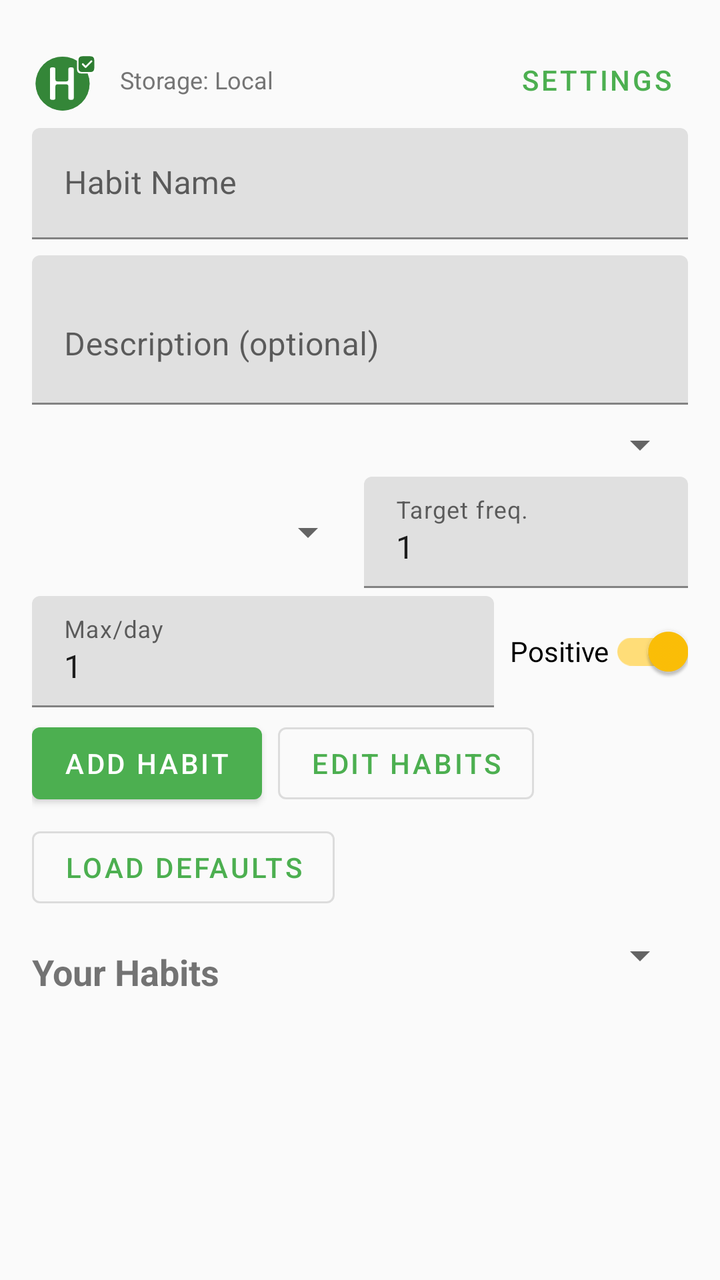
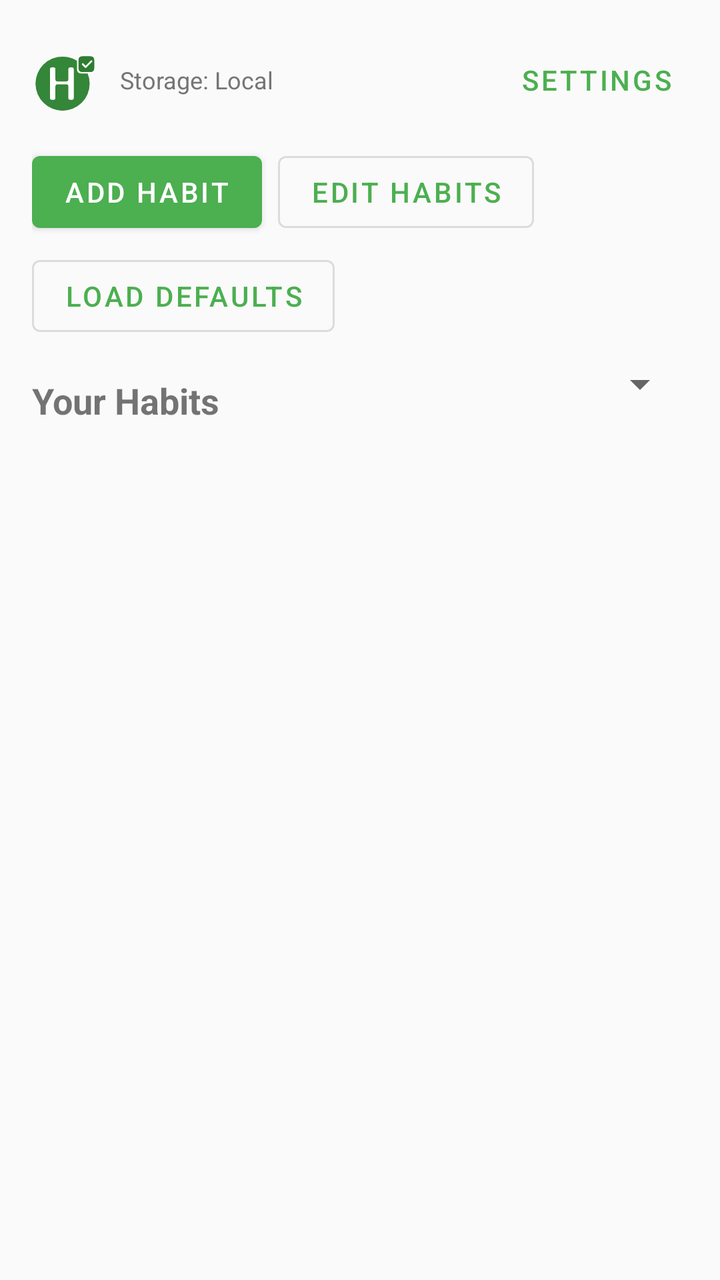

Screens rendered from an Android XML layout before and after an edit, with the pre-edit source and the edit as a unified diff.
<!-- AndroidManifest.xml: application theme Theme.HabitEvaluator -->
<!-- res/layout/activity_main.xml -->
<?xml version="1.0" encoding="utf-8"?>
<androidx.constraintlayout.widget.ConstraintLayout xmlns:android="http://schemas.android.com/apk/res/android"
    xmlns:app="http://schemas.android.com/apk/res-auto"
    xmlns:tools="http://schemas.android.com/tools"
    android:layout_width="match_parent"
    android:layout_height="match_parent"
    android:padding="16dp"
    tools:context=".MainActivity">

    <LinearLayout
        android:id="@+id/toolbarLayout"
        android:layout_width="0dp"
        android:layout_height="wrap_content"
        android:orientation="horizontal"
        android:gravity="center_vertical"
        app:layout_constraintEnd_toEndOf="parent"
        app:layout_constraintStart_toStartOf="parent"
        app:layout_constraintTop_toTopOf="parent">

        <ImageView
            android:id="@+id/appLogo"
            android:layout_width="36dp"
            android:layout_height="36dp"
            android:src="@drawable/ic_launcher"
            android:contentDescription="@string/app_name" />

        <TextView
            android:id="@+id/storageModeText"
            android:layout_width="0dp"
            android:layout_height="wrap_content"
            android:layout_weight="1"
            android:layout_marginStart="8dp"
            android:text="@string/storage_mode_local"
            android:textSize="12sp"
            android:textColor="@color/text_secondary" />

        <com.google.android.material.button.MaterialButton
            android:id="@+id/settingsButton"
            android:layout_width="wrap_content"
            android:layout_height="wrap_content"
            android:text="@string/settings"
            style="@style/Widget.MaterialComponents.Button.TextButton" />
    </LinearLayout>

    <com.google.android.material.textfield.TextInputLayout
        android:id="@+id/habitNameLayout"
        android:layout_width="0dp"
        android:layout_height="wrap_content"
        android:hint="@string/habit_name_hint"
        app:layout_constraintEnd_toEndOf="parent"
        app:layout_constraintStart_toStartOf="parent"
        app:layout_constraintTop_toBottomOf="@id/toolbarLayout">

        <com.google.android.material.textfield.TextInputEditText
            android:id="@+id/habitNameInput"
            android:layout_width="match_parent"
            android:layout_height="wrap_content"
            android:inputType="text" />
    </com.google.android.material.textfield.TextInputLayout>

    <com.google.android.material.textfield.TextInputLayout
        android:id="@+id/habitDescriptionLayout"
        android:layout_width="0dp"
        android:layout_height="wrap_content"
        android:layout_marginTop="8dp"
        android:hint="@string/habit_description_hint"
        app:layout_constraintEnd_toEndOf="parent"
        app:layout_constraintStart_toStartOf="parent"
        app:layout_constraintTop_toBottomOf="@id/habitNameLayout">

        <com.google.android.material.textfield.TextInputEditText
            android:id="@+id/habitDescriptionInput"
            android:layout_width="match_parent"
            android:layout_height="wrap_content"
            android:inputType="textMultiLine"
            android:minLines="2" />
    </com.google.android.material.textfield.TextInputLayout>

    <Spinner
        android:id="@+id/categorySpinner"
        android:layout_width="0dp"
        android:layout_height="wrap_content"
        android:layout_marginTop="8dp"
        app:layout_constraintEnd_toEndOf="parent"
        app:layout_constraintStart_toStartOf="parent"
        app:layout_constraintTop_toBottomOf="@id/habitDescriptionLayout" />

    <LinearLayout
        android:id="@+id/habitParamsLayout"
        android:layout_width="0dp"
        android:layout_height="wrap_content"
        android:layout_marginTop="4dp"
        android:orientation="horizontal"
        android:gravity="center_vertical"
        app:layout_constraintEnd_toEndOf="parent"
        app:layout_constraintStart_toStartOf="parent"
        app:layout_constraintTop_toBottomOf="@id/categorySpinner">

        <Spinner
            android:id="@+id/frequencyTypeSpinner"
            android:layout_width="0dp"
            android:layout_height="wrap_content"
            android:layout_weight="1" />

        <com.google.android.material.textfield.TextInputLayout
            android:layout_width="0dp"
            android:layout_height="wrap_content"
            android:layout_weight="1"
            android:layout_marginStart="4dp"
            android:hint="@string/target_frequency_hint">

            <com.google.android.material.textfield.TextInputEditText
                android:id="@+id/targetFrequencyInput"
                android:layout_width="match_parent"
                android:layout_height="wrap_content"
                android:inputType="number"
                android:text="1" />
        </com.google.android.material.textfield.TextInputLayout>
    </LinearLayout>

    <LinearLayout
        android:id="@+id/habitParams2Layout"
        android:layout_width="0dp"
        android:layout_height="wrap_content"
        android:layout_marginTop="4dp"
        android:orientation="horizontal"
        android:gravity="center_vertical"
        app:layout_constraintEnd_toEndOf="parent"
        app:layout_constraintStart_toStartOf="parent"
        app:layout_constraintTop_toBottomOf="@id/habitParamsLayout">

        <com.google.android.material.textfield.TextInputLayout
            android:layout_width="0dp"
            android:layout_height="wrap_content"
            android:layout_weight="1"
            android:hint="@string/max_entries_per_day_hint">

            <com.google.android.material.textfield.TextInputEditText
                android:id="@+id/maxEntriesPerDayInput"
                android:layout_width="match_parent"
                android:layout_height="wrap_content"
                android:inputType="number"
                android:text="1" />
        </com.google.android.material.textfield.TextInputLayout>

        <com.google.android.material.switchmaterial.SwitchMaterial
            android:id="@+id/positiveScoringSwitch"
            android:layout_width="wrap_content"
            android:layout_height="wrap_content"
            android:layout_marginStart="8dp"
            android:text="@string/positive_scoring"
            android:checked="true" />
    </LinearLayout>

    <com.google.android.material.button.MaterialButton
        android:id="@+id/addHabitButton"
        android:layout_width="wrap_content"
        android:layout_height="wrap_content"
        android:layout_marginTop="4dp"
        android:text="@string/add_habit"
        app:layout_constraintStart_toStartOf="parent"
        app:layout_constraintTop_toBottomOf="@id/habitParams2Layout" />

    <com.google.android.material.button.MaterialButton
        android:id="@+id/editHabitsButton"
        android:layout_width="wrap_content"
        android:layout_height="wrap_content"
        android:layout_marginTop="4dp"
        android:layout_marginStart="8dp"
        android:text="@string/edit_habits"
        style="@style/Widget.MaterialComponents.Button.OutlinedButton"
        app:layout_constraintStart_toEndOf="@id/addHabitButton"
        app:layout_constraintTop_toBottomOf="@id/habitParams2Layout" />

    <com.google.android.material.button.MaterialButton
        android:id="@+id/loadDefaultsButton"
        android:layout_width="wrap_content"
        android:layout_height="wrap_content"
        android:layout_marginTop="4dp"
        android:text="@string/load_defaults"
        style="@style/Widget.MaterialComponents.Button.OutlinedButton"
        app:layout_constraintStart_toStartOf="parent"
        app:layout_constraintTop_toBottomOf="@id/addHabitButton" />

    <TextView
        android:id="@+id/habitsLabel"
        android:layout_width="wrap_content"
        android:layout_height="wrap_content"
        android:layout_marginTop="16dp"
        android:text="@string/your_habits"
        android:textSize="18sp"
        android:textStyle="bold"
        app:layout_constraintStart_toStartOf="parent"
        app:layout_constraintTop_toBottomOf="@id/loadDefaultsButton" />

    <Spinner
        android:id="@+id/categoryFilterSpinner"
        android:layout_width="0dp"
        android:layout_height="wrap_content"
        app:layout_constraintEnd_toEndOf="parent"
        app:layout_constraintStart_toEndOf="@id/habitsLabel"
        app:layout_constraintTop_toBottomOf="@id/loadDefaultsButton"
        android:layout_marginStart="8dp"
        android:layout_marginTop="8dp" />

    <androidx.recyclerview.widget.RecyclerView
        android:id="@+id/habitsRecyclerView"
        android:layout_width="0dp"
        android:layout_height="0dp"
        android:layout_marginTop="8dp"
        app:layout_constraintBottom_toTopOf="@id/evaluationCard"
        app:layout_constraintEnd_toEndOf="parent"
        app:layout_constraintStart_toStartOf="parent"
        app:layout_constraintTop_toBottomOf="@id/categoryFilterSpinner" />

    <androidx.cardview.widget.CardView
        android:id="@+id/evaluationCard"
        android:layout_width="0dp"
        android:layout_height="wrap_content"
        android:layout_marginTop="16dp"
        android:visibility="gone"
        app:cardCornerRadius="8dp"
        app:cardElevation="4dp"
        app:layout_constraintBottom_toBottomOf="parent"
        app:layout_constraintEnd_toEndOf="parent"
        app:layout_constraintStart_toStartOf="parent">

        <LinearLayout
            android:layout_width="match_parent"
            android:layout_height="wrap_content"
            android:orientation="vertical"
            android:padding="16dp">

            <TextView
                android:id="@+id/selectedHabitName"
                android:layout_width="wrap_content"
                android:layout_height="wrap_content"
                android:textSize="16sp"
                android:textStyle="bold" />

            <TextView
                android:id="@+id/streakText"
                android:layout_width="wrap_content"
                android:layout_height="wrap_content"
                android:layout_marginTop="8dp" />

            <TextView
                android:id="@+id/completionRateText"
                android:layout_width="wrap_content"
                android:layout_height="wrap_content"
                android:layout_marginTop="4dp" />

            <ProgressBar
                android:id="@+id/completionProgress"
                style="?android:attr/progressBarStyleHorizontal"
                android:layout_width="match_parent"
                android:layout_height="wrap_content"
                android:layout_marginTop="8dp"
                android:max="100" />

            <View
                android:layout_width="match_parent"
                android:layout_height="1dp"
                android:layout_marginTop="8dp"
                android:background="@android:color/darker_gray" />

            <TextView
                android:layout_width="wrap_content"
                android:layout_height="wrap_content"
                android:layout_marginTop="8dp"
                android:text="@string/completion_points"
                android:textSize="14sp"
                android:textStyle="bold" />

            <LinearLayout
                android:layout_width="match_parent"
                android:layout_height="wrap_content"
                android:layout_marginTop="4dp"
                android:orientation="horizontal">

                <TextView
                    android:id="@+id/dailyPointsText"
                    android:layout_width="0dp"
                    android:layout_height="wrap_content"
                    android:layout_weight="1"
                    android:gravity="center" />

                <TextView
                    android:id="@+id/weeklyPointsText"
                    android:layout_width="0dp"
                    android:layout_height="wrap_content"
                    android:layout_weight="1"
                    android:gravity="center" />

                <TextView
                    android:id="@+id/monthlyPointsText"
                    android:layout_width="0dp"
                    android:layout_height="wrap_content"
                    android:layout_weight="1"
                    android:gravity="center" />
            </LinearLayout>

            <com.google.android.material.button.MaterialButton
                android:id="@+id/completeButton"
                android:layout_width="wrap_content"
                android:layout_height="wrap_content"
                android:layout_marginTop="8dp"
                android:text="@string/mark_complete" />
        </LinearLayout>
    </androidx.cardview.widget.CardView>
</androidx.constraintlayout.widget.ConstraintLayout>
<!-- resources referenced by this layout -->
<resources>
  <color name="text_secondary">#757575</color>
  <!-- drawable ic_launcher (drawable) -->
  <?xml version="1.0" encoding="utf-8"?>
  <vector xmlns:android="http://schemas.android.com/apk/res/android"
      android:width="108dp"
      android:height="108dp"
      android:viewportWidth="200"
      android:viewportHeight="200">
  
      
      <path
          android:fillColor="#1B5E20"
          android:pathData="M85,110m-75,0a75,75 0,1 1,150 0a75,75 0,1 1,-150 0" />
  
      
      <path
          android:fillColor="#4CAF50"
          android:fillAlpha="0.5"
          android:pathData="M85,110m-75,0a75,75 0,1 1,150 0a75,75 0,1 1,-150 0" />
  
      
      <path
          android:fillColor="#FFFFFF"
          android:pathData="M50,70 L50,150 Q50,155 55,155 L60,155 Q65,155 65,150 L65,118 Q65,112 71,112 L95,112 Q101,112 101,118 L101,150 Q101,155 106,155 L111,155 Q116,155 116,150 L116,70 Q116,65 111,65 L106,65 Q101,65 101,70 L101,98 Q101,104 95,104 L71,104 Q65,104 65,98 L65,70 Q65,65 60,65 L55,65 Q50,65 50,70 Z" />
  
      
      <path
          android:fillColor="#FFFFFF"
          android:pathData="M137,30 L165,30 Q177,30 177,42 L177,70 Q177,82 165,82 L137,82 Q125,82 125,70 L125,42 Q125,30 137,30 Z" />
  
      
      <path
          android:fillColor="#2E7D32"
          android:pathData="M140,34 L162,34 Q173,34 173,45 L173,67 Q173,78 162,78 L140,78 Q129,78 129,67 L129,45 Q129,34 140,34 Z" />
  
      
      <path
          android:fillColor="@android:color/transparent"
          android:pathData="M141,56 L149,64 L165,48"
          android:strokeWidth="5"
          android:strokeColor="#FFFFFF"
          android:strokeLineCap="round"
          android:strokeLineJoin="round" />
  </vector>
  <string name="add_habit">Add Habit</string>
  <string name="app_name">Habit Evaluator</string>
  <string name="completion_points">Completion Points</string>
  <string name="edit_habits">Edit Habits</string>
  <string name="habit_description_hint">Description (optional)</string>
  <string name="habit_name_hint">Habit Name</string>
  <string name="load_defaults">Load Defaults</string>
  <string name="mark_complete">Mark Complete</string>
  <string name="max_entries_per_day_hint">Max/day</string>
  <string name="positive_scoring">Positive</string>
  <string name="settings">Settings</string>
  <string name="storage_mode_local">Storage: Local</string>
  <string name="target_frequency_hint">Target freq.</string>
  <string name="your_habits">Your Habits</string>
  <style name="Theme.HabitEvaluator" parent="Theme.MaterialComponents.DayNight.DarkActionBar">
          <item name="colorPrimary">@color/primary</item>
          <item name="colorPrimaryDark">@color/primary_dark</item>
          <item name="colorAccent">@color/accent</item>
          <item name="android:windowBackground">@color/background</item>
      </style>
  <color name="primary">#4CAF50</color>
  <color name="primary_dark">#388E3C</color>
  <color name="accent">#FFC107</color>
  <color name="background">#FAFAFA</color>
</resources>

<!-- the commit's change to res/layout/activity_main.xml (unified diff, before → after) -->
@@ -42,135 +42,31 @@
             style="@style/Widget.MaterialComponents.Button.TextButton" />
     </LinearLayout>
 
-    <com.google.android.material.textfield.TextInputLayout
-        android:id="@+id/habitNameLayout"
-        android:layout_width="0dp"
-        android:layout_height="wrap_content"
-        android:hint="@string/habit_name_hint"
-        app:layout_constraintEnd_toEndOf="parent"
-        app:layout_constraintStart_toStartOf="parent"
-        app:layout_constraintTop_toBottomOf="@id/toolbarLayout">
-
-        <com.google.android.material.textfield.TextInputEditText
-            android:id="@+id/habitNameInput"
-            android:layout_width="match_parent"
-            android:layout_height="wrap_content"
-            android:inputType="text" />
-    </com.google.android.material.textfield.TextInputLayout>
-
-    <com.google.android.material.textfield.TextInputLayout
-        android:id="@+id/habitDescriptionLayout"
+    <LinearLayout
+        android:id="@+id/buttonRow"
         android:layout_width="0dp"
         android:layout_height="wrap_content"
         android:layout_marginTop="8dp"
-        android:hint="@string/habit_description_hint"
-        app:layout_constraintEnd_toEndOf="parent"
-        app:layout_constraintStart_toStartOf="parent"
-        app:layout_constraintTop_toBottomOf="@id/habitNameLayout">
-
-        <com.google.android.material.textfield.TextInputEditText
-            android:id="@+id/habitDescriptionInput"
-            android:layout_width="match_parent"
-            android:layout_height="wrap_content"
-            android:inputType="textMultiLine"
-            android:minLines="2" />
-    </com.google.android.material.textfield.TextInputLayout>
-
-    <Spinner
-        android:id="@+id/categorySpinner"
-        android:layout_width="0dp"
-        android:layout_height="wrap_content"
-        android:layout_marginTop="8dp"
-        app:layout_constraintEnd_toEndOf="parent"
-        app:layout_constraintStart_toStartOf="parent"
-        app:layout_constraintTop_toBottomOf="@id/habitDescriptionLayout" />
-
-    <LinearLayout
-        android:id="@+id/habitParamsLayout"
-        android:layout_width="0dp"
-        android:layout_height="wrap_content"
-        android:layout_marginTop="4dp"
         android:orientation="horizontal"
         android:gravity="center_vertical"
         app:layout_constraintEnd_toEndOf="parent"
         app:layout_constraintStart_toStartOf="parent"
-        app:layout_constraintTop_toBottomOf="@id/categorySpinner">
-
-        <Spinner
-            android:id="@+id/frequencyTypeSpinner"
-            android:layout_width="0dp"
-            android:layout_height="wrap_content"
-            android:layout_weight="1" />
-
-        <com.google.android.material.textfield.TextInputLayout
-            android:layout_width="0dp"
-            android:layout_height="wrap_content"
-            android:layout_weight="1"
-            android:layout_marginStart="4dp"
-            android:hint="@string/target_frequency_hint">
-
-            <com.google.android.material.textfield.TextInputEditText
-                android:id="@+id/targetFrequencyInput"
-                android:layout_width="match_parent"
-                android:layout_height="wrap_content"
-                android:inputType="number"
-                android:text="1" />
-        </com.google.android.material.textfield.TextInputLayout>
+        app:layout_constraintTop_toBottomOf="@id/toolbarLayout">
+
+        <com.google.android.material.button.MaterialButton
+            android:id="@+id/addHabitButton"
+            android:layout_width="wrap_content"
+            android:layout_height="wrap_content"
+            android:text="@string/add_habit" />
+
+        <com.google.android.material.button.MaterialButton
+            android:id="@+id/editHabitsButton"
+            android:layout_width="wrap_content"
+            android:layout_height="wrap_content"
+            android:layout_marginStart="8dp"
+            android:text="@string/edit_habits"
+            style="@style/Widget.MaterialComponents.Button.OutlinedButton" />
     </LinearLayout>
-
-    <LinearLayout
-        android:id="@+id/habitParams2Layout"
-        android:layout_width="0dp"
-        android:layout_height="wrap_content"
-        android:layout_marginTop="4dp"
-        android:orientation="horizontal"
-        android:gravity="center_vertical"
-        app:layout_constraintEnd_toEndOf="parent"
-        app:layout_constraintStart_toStartOf="parent"
-        app:layout_constraintTop_toBottomOf="@id/habitParamsLayout">
-
-        <com.google.android.material.textfield.TextInputLayout
-            android:layout_width="0dp"
-            android:layout_height="wrap_content"
-            android:layout_weight="1"
-            android:hint="@string/max_entries_per_day_hint">
-
-            <com.google.android.material.textfield.TextInputEditText
-                android:id="@+id/maxEntriesPerDayInput"
-                android:layout_width="match_parent"
-                android:layout_height="wrap_content"
-                android:inputType="number"
-                android:text="1" />
-        </com.google.android.material.textfield.TextInputLayout>
-
-        <com.google.android.material.switchmaterial.SwitchMaterial
-            android:id="@+id/positiveScoringSwitch"
-            android:layout_width="wrap_content"
-            android:layout_height="wrap_content"
-            android:layout_marginStart="8dp"
-            android:text="@string/positive_scoring"
-            android:checked="true" />
-    </LinearLayout>
-
-    <com.google.android.material.button.MaterialButton
-        android:id="@+id/addHabitButton"
-        android:layout_width="wrap_content"
-        android:layout_height="wrap_content"
-        android:layout_marginTop="4dp"
-        android:text="@string/add_habit"
-        app:layout_constraintStart_toStartOf="parent"
-        app:layout_constraintTop_toBottomOf="@id/habitParams2Layout" />
-
-    <com.google.android.material.button.MaterialButton
-        android:id="@+id/editHabitsButton"
-        android:layout_width="wrap_content"
-        android:layout_height="wrap_content"
-        android:layout_marginTop="4dp"
-        android:layout_marginStart="8dp"
-        android:text="@string/edit_habits"
-        style="@style/Widget.MaterialComponents.Button.OutlinedButton"
-        app:layout_constraintStart_toEndOf="@id/addHabitButton"
-        app:layout_constraintTop_toBottomOf="@id/habitParams2Layout" />
 
     <com.google.android.material.button.MaterialButton
         android:id="@+id/loadDefaultsButton"
@@ -180,7 +76,7 @@
         android:text="@string/load_defaults"
         style="@style/Widget.MaterialComponents.Button.OutlinedButton"
         app:layout_constraintStart_toStartOf="parent"
-        app:layout_constraintTop_toBottomOf="@id/addHabitButton" />
+        app:layout_constraintTop_toBottomOf="@id/buttonRow" />
 
     <TextView
         android:id="@+id/habitsLabel"
<!-- resource entries referenced after the edit -->
@@ -48,15 +48,10 @@
   <string name="app_name">Habit Evaluator</string>
   <string name="completion_points">Completion Points</string>
   <string name="edit_habits">Edit Habits</string>
-  <string name="habit_description_hint">Description (optional)</string>
-  <string name="habit_name_hint">Habit Name</string>
   <string name="load_defaults">Load Defaults</string>
   <string name="mark_complete">Mark Complete</string>
-  <string name="max_entries_per_day_hint">Max/day</string>
-  <string name="positive_scoring">Positive</string>
   <string name="settings">Settings</string>
   <string name="storage_mode_local">Storage: Local</string>
-  <string name="target_frequency_hint">Target freq.</string>
   <string name="your_habits">Your Habits</string>
   <style name="Theme.HabitEvaluator" parent="Theme.MaterialComponents.DayNight.DarkActionBar">
           <item name="colorPrimary">@color/primary</item>
